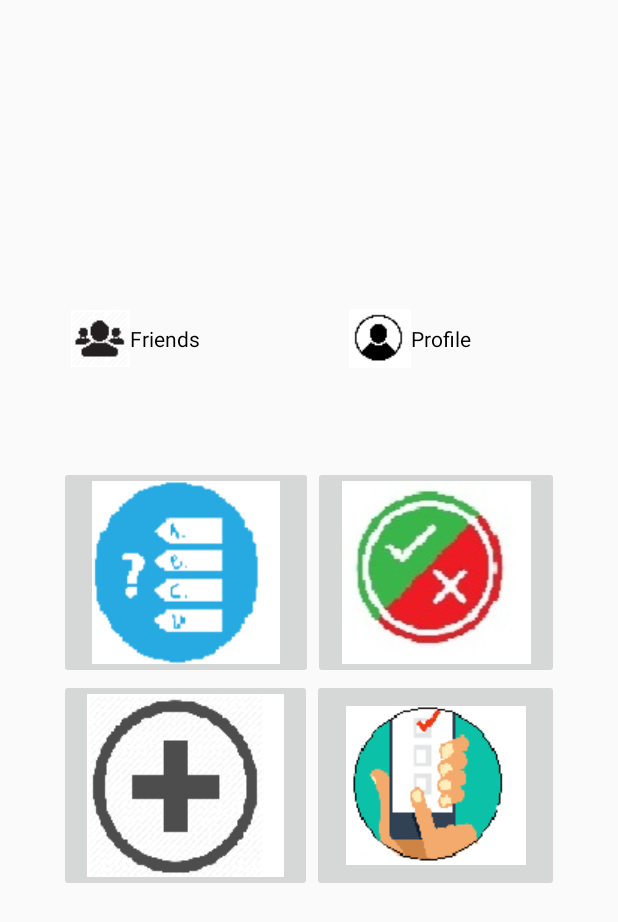
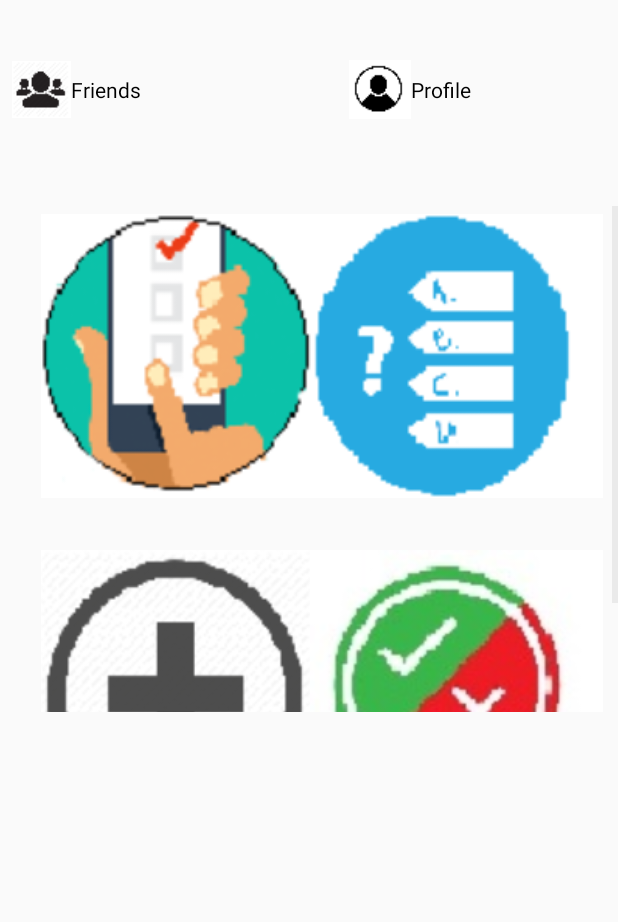
Before and after one commit to bdevoghel/LSINF1225-2018-Groupe15-MiniPoll, an Android app: the MenuActivity screen opened directly, with no data from a screen before it, on a phone screen of 412 x 824 dp. Shown: the top 922 px of the screen. Run offline under Robolectric (Android 15) with nearby library versions, the phone set to English and light mode, and no system bars.

Commit message:
Menu made

```diff
--- a/Poll/app/src/main/java/p/poll/activity/ImageAdapter.java
+++ b/Poll/app/src/main/java/p/poll/activity/ImageAdapter.java
@@ -36,7 +36,7 @@
         if (convertView == null) {
             // if it's not recycled, initialize some attributes
             imageView = new ImageView(mContext);
-            imageView.setLayoutParams(new ViewGroup.LayoutParams(85, 85));
+            imageView.setLayoutParams(new ViewGroup.LayoutParams(300, 300));
             imageView.setScaleType(ImageView.ScaleType.CENTER_CROP);
             imageView.setPadding(8, 8, 8, 8);
         } else {
--- a/Poll/app/src/main/java/p/poll/activity/MainActivity.java
+++ b/Poll/app/src/main/java/p/poll/activity/MainActivity.java
@@ -50,7 +50,7 @@
 
     /** Lance le menu. */
     public void goToMenu(View v) {
-        Intent intent = new Intent(getApplicationContext(), MenuActivity2.class);
+        Intent intent = new Intent(getApplicationContext(), MenuActivity.class);
         startActivity(intent);
     }
 
--- a/Poll/app/src/main/java/p/poll/activity/MenuActivity.java
+++ b/Poll/app/src/main/java/p/poll/activity/MenuActivity.java
@@ -6,8 +6,11 @@
 import android.os.Bundle;
 import android.support.v7.app.AppCompatActivity;
 import android.view.View;
+import android.widget.AdapterView;
 import android.widget.Button;
+import android.widget.GridView;
 import android.widget.ImageButton;
+import android.widget.Toast;
 
 import p.poll.R;
 
@@ -19,12 +22,35 @@
     @Override
     protected void onCreate(Bundle savedInstanceState) {
         super.onCreate(savedInstanceState);
-        setContentView(R.layout.activity_menu);
+        setContentView(R.layout.activity_menu2);
 
-        ImageButton survey=findViewById(R.id.survey);
-        ImageButton quizz=findViewById(R.id.quizz);
-        ImageButton choice=findViewById(R.id.choice);
-        ImageButton newpoll=findViewById(R.id.newpoll);
+        GridView gridview = (GridView) findViewById(R.id.gridview);
+        gridview.setAdapter(new ImageAdapter(this));
+
+        gridview.setOnItemClickListener(new AdapterView.OnItemClickListener() {
+            public void onItemClick(AdapterView<?> parent, View v,
+                                    int position, long id) {
+                if(id == 0)
+                {
+                    Quizz();
+                }
+                else if(id == 1)
+                {
+                    Choise();
+                }
+                else if(id == 2)
+                {
+                    Newpoll();
+                }
+                else
+                {
+                    Survey();
+                }
+            }
+        });
+
+
+
         Button profile=findViewById(R.id.profile);
         Button friends=findViewById(R.id.friends);
         profile.setOnClickListener(new View.OnClickListener() {
@@ -39,30 +65,33 @@
                 seeFriendList(view);
             }
         });
-        survey.setOnClickListener(new View.OnClickListener() {
+        friends.setOnClickListener(new View.OnClickListener() {
             @Override
             public void onClick(View view) {
-                //TODO: Go to surveyList
+                seeFriendList(view);
             }
         });
-        quizz.setOnClickListener(new View.OnClickListener() {
-            @Override
-            public void onClick(View view) {
-                //TODO: Go to quizzList
-            }
-        });
-        choice.setOnClickListener(new View.OnClickListener() {
-            @Override
-            public void onClick(View view) {
-                //TODO: Go to choiceList
-            }
-        });
-        newpoll.setOnClickListener(new View.OnClickListener() {
-            @Override
-            public void onClick(View view) {
-                //TODO: Go to pollCreation
-            }
-        });
+
+    }
+    public void Survey()
+    {
+        Toast.makeText(MenuActivity.this, "Survey",
+                Toast.LENGTH_SHORT).show();
+    }
+    public void Quizz()
+    {
+        Toast.makeText(MenuActivity.this, "Quizz",
+                Toast.LENGTH_SHORT).show();
+    }
+    private void Choise()
+    {
+        Toast.makeText(MenuActivity.this, "choise",
+                Toast.LENGTH_SHORT).show();
+    }
+    private void Newpoll()
+    {
+        Toast.makeText(MenuActivity.this, "New Poll",
+                Toast.LENGTH_SHORT).show();
     }
     public void seeFriendList(View v) {
         Intent intent = new Intent(getApplicationContext(),FriendListActivity.class);
--- a/Poll/app/src/main/res/layout/activity_menu2.xml
+++ b/Poll/app/src/main/res/layout/activity_menu2.xml
@@ -2,16 +2,59 @@
 <LinearLayout xmlns:android="http://schemas.android.com/apk/res/android"
     android:layout_width="match_parent"
     android:layout_height="match_parent">
-    <GridView
-        android:id="@+id/gridview"
+
+    <LinearLayout
         android:layout_width="match_parent"
         android:layout_height="match_parent"
-        android:gravity="center"
-        android:columnWidth="100dp"
-        android:numColumns="auto_fit"
-        android:verticalSpacing="24dp"
-        android:horizontalSpacing="10dp"
-        android:stretchMode="spacingWidthUniform"
-        />
+        android:orientation="vertical">
+
+        <LinearLayout
+            android:layout_width="wrap_content"
+            android:layout_height="wrap_content"
+            android:orientation="horizontal">
+
+            <RadioButton
+                android:id="@+id/friends"
+                android:layout_width="400dp"
+                android:layout_height="wrap_content"
+                android:layout_marginBottom="8dp"
+                android:layout_marginEnd="24dp"
+                android:layout_marginStart="8dp"
+                android:layout_marginTop="40dp"
+                android:layout_weight="1"
+                android:button="@drawable/friends"
+                android:text="@string/friends" />
+
+            <RadioButton
+                android:id="@+id/profile"
+                android:layout_width="407dp"
+                android:layout_height="wrap_content"
+                android:layout_marginBottom="8dp"
+                android:layout_marginStart="28dp"
+                android:layout_marginTop="40dp"
+                android:layout_weight="1"
+                android:button="@drawable/profile"
+                android:text="@string/profile" />
+
+        </LinearLayout>
+
+        <RelativeLayout
+            android:layout_width="match_parent"
+            android:layout_height="50dp">
+
+        </RelativeLayout>
+
+        <GridView
+            android:id="@+id/gridview"
+            android:layout_width="match_parent"
+            android:layout_height="337dp"
+            android:columnWidth="100dp"
+            android:gravity="center"
+            android:horizontalSpacing="10dp"
+            android:numColumns="2"
+            android:stretchMode="spacingWidthUniform"
+            android:verticalSpacing="24dp" />
+
+    </LinearLayout>
 
 </LinearLayout>
```
Also changed, not shown: Poll/app/src/main/java/p/poll/activity/MenuActivity2.java (deleted, +0 -34 lines).
